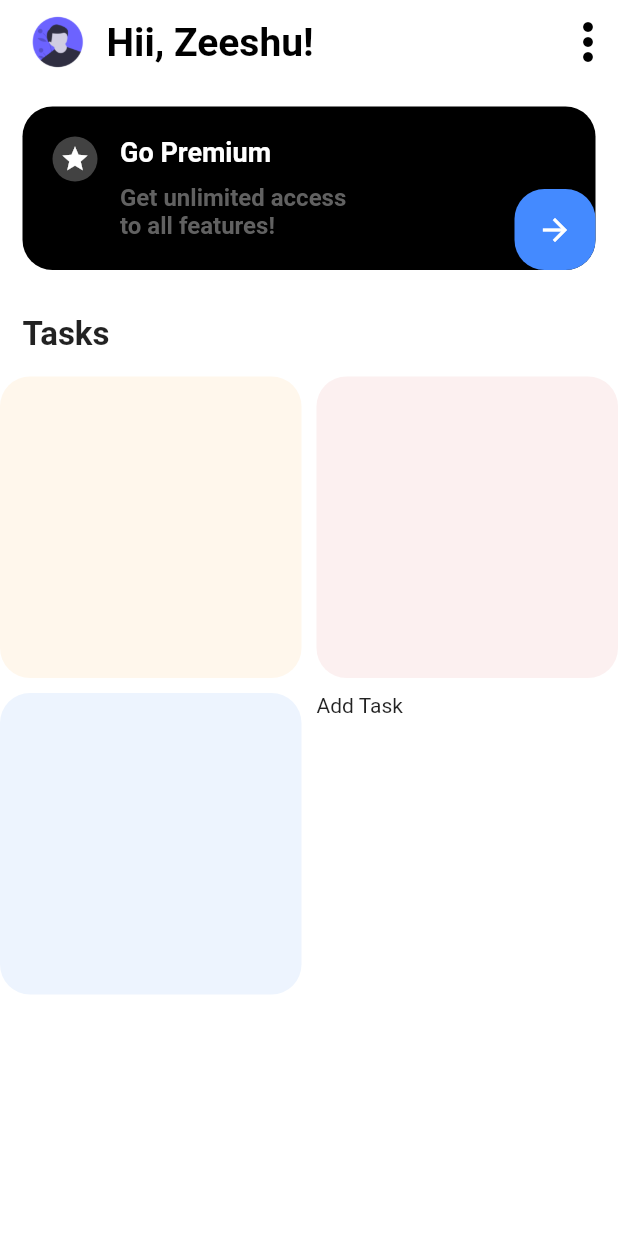
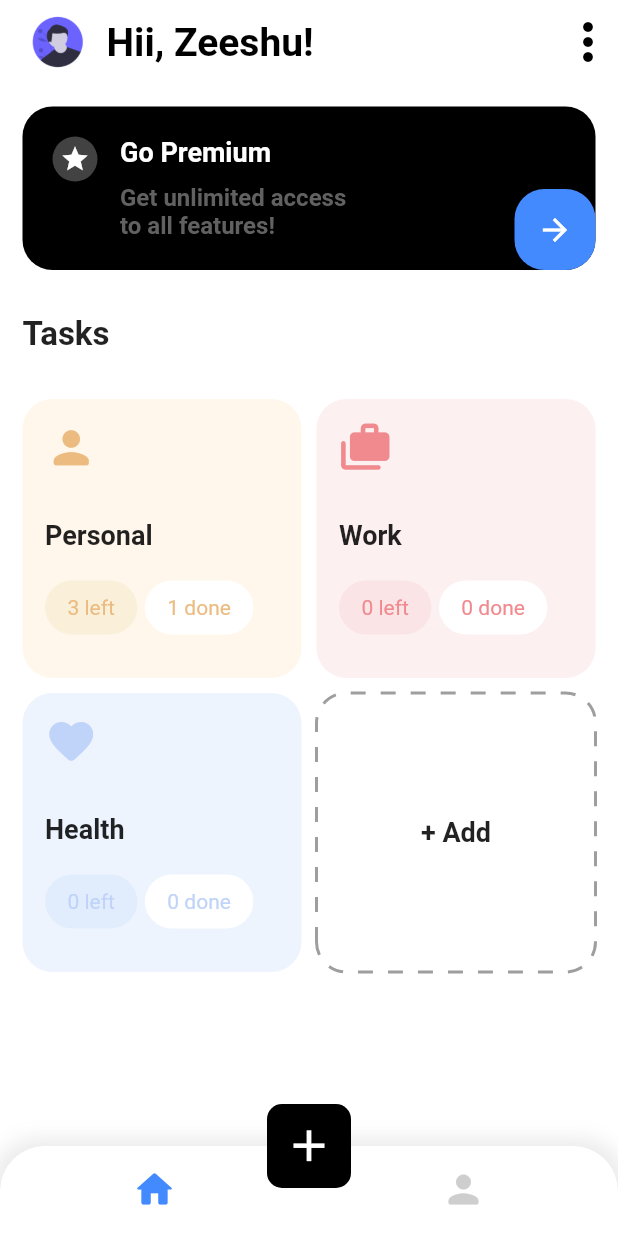
Before and after one commit to Zeeshanunique/task, a Flutter app: the screen it shows after launch, on a phone screen of 412 x 824 dp. Run offline on Flutter 3.47's test engine with Material 2 defaults, Android fonts, the phone set to English and light mode, and no system bars; drawn by our look-alikes of dotted_border.

Commit message:
2nd commit

```diff
--- a/lib/screens/home/home.dart
+++ b/lib/screens/home/home.dart
@@ -23,6 +23,64 @@ class HomePage extends StatelessWidget {
                   style: TextStyle(fontSize: 22, fontWeight: FontWeight.bold))),
           Expanded(child: Tasks())
         ],
+      ),
+      bottomNavigationBar: _buildBottonNavigation(),
+      floatingActionButtonLocation: FloatingActionButtonLocation.centerDocked,
+      floatingActionButton: FloatingActionButton(
+        shape: RoundedRectangleBorder(
+          borderRadius: BorderRadius.circular(10),
+        ),
+        elevation: 0,
+        backgroundColor: Colors.black,
+        onPressed: () {},
+        child: Icon(
+          Icons.add,
+          size: 35,
+        ),
+      ),
+    );
+  }
+
+  Widget _buildBottonNavigation() {
+    return Container(
+      decoration: BoxDecoration(
+          borderRadius: BorderRadius.only(
+              topLeft: Radius.circular(30), topRight: Radius.circular(30)),
+          boxShadow: [
+            BoxShadow(
+              color: Colors.grey.withOpacity(0.2),
+              spreadRadius: 5,
+              blurRadius: 10,
+            )
+          ]),
+      child: ClipRRect(
+        borderRadius: BorderRadius.only(
+          topLeft: Radius.circular(30),
+          topRight: Radius.circular(30),
+        ),
+        // ignore: prefer_const_literals_to_create_immutables
+        child: BottomNavigationBar(
+          backgroundColor: Colors.white,
+          showSelectedLabels: false,
+          showUnselectedLabels: false,
+          selectedItemColor: Colors.blueAccent,
+          unselectedItemColor: Colors.grey.withOpacity(0.5),
+          // ignore: prefer_const_literals_to_create_immutables
+          items: [
+            BottomNavigationBarItem(
+                label: "Home",
+                icon: Icon(
+                  Icons.home_rounded,
+                  size: 30,
+                )),
+            BottomNavigationBarItem(
+                label: "Person",
+                icon: Icon(
+                  Icons.person_rounded,
+                  size: 30,
+                )),
+          ],
+        ),
       ),
     );
   }
--- a/lib/screens/home/widgets/tasks.dart
+++ b/lib/screens/home/widgets/tasks.dart
@@ -1,8 +1,10 @@
-// ignore_for_file: prefer_const_constructors, avoid_unnecessary_containers, use_key_in_widget_constructors, unused_element
+// ignore_for_file: prefer_const_constructors, avoid_unnecessary_containers, use_key_in_widget_constructors, unused_element, prefer_const_literals_to_create_immutables
 
 import 'package:flutter/material.dart';
+import 'package:task/screens/detail/widgets/detail.dart';
 
 import '../../../models/task.dart';
+import 'package:dotted_border/dotted_border.dart';
 
 class Tasks extends StatelessWidget {
   final tasksList = Task.generateTasks();
@@ -12,6 +14,7 @@ class Tasks extends StatelessWidget {
   @override
   Widget build(BuildContext context) {
     return Container(
+      padding: EdgeInsets.all(15),
       child: GridView.builder(
           itemCount: tasksList.length,
           gridDelegate: SliverGridDelegateWithFixedCrossAxisCount(
@@ -23,14 +26,67 @@ class Tasks extends StatelessWidget {
   }
 
   Widget _buildAddTask() {
-    return Text('Add Task');
+    return DottedBorder(
+        borderType: BorderType.RRect,
+        radius: Radius.circular(20),
+        dashPattern: [10, 10],
+        color: Colors.grey,
+        strokeWidth: 2,
+        child: Center(
+          child: Text(
+            '+ Add',
+            style: TextStyle(fontSize: 18, fontWeight: FontWeight.bold),
+          ),
+        ));
   }
 
   Widget _buildTask(BuildContext context, Task task) {
-    return Container(
-      padding: EdgeInsets.all(15),
-      decoration: BoxDecoration(
-          color: task.bgcolor, borderRadius: BorderRadius.circular(20)),
+    return GestureDetector(
+      onTap: () {
+        Navigator.of(context)
+            .push(MaterialPageRoute(builder: (context) => DetailPage(task)));
+      },
+      child: Container(
+          padding: EdgeInsets.all(15),
+          decoration: BoxDecoration(
+              color: task.bgcolor, borderRadius: BorderRadius.circular(20)),
+          child:
+              Column(crossAxisAlignment: CrossAxisAlignment.start, children: [
+            Icon(
+              task.iconData,
+              color: task.iconcolor,
+              size: 35,
+            ),
+            SizedBox(height: 30),
+            Text(
+              task.title!,
+              style: TextStyle(fontSize: 18, fontWeight: FontWeight.bold),
+            ),
+            SizedBox(
+              height: 20,
+            ),
+            Row(
+              children: [
+                _buildTaskStatus(
+                    task.btncolor!, task.iconcolor!, '${task.left} left'),
+                SizedBox(width: 5),
+                _buildTaskStatus(
+                    Colors.white, task.iconcolor!, '${task.done} done')
+              ],
+            )
+          ])),
     );
   }
 }
+
+Widget _buildTaskStatus(Color bgcolor, Color txtColor, String text) {
+  return Container(
+    padding: EdgeInsets.symmetric(horizontal: 15, vertical: 10),
+    decoration:
+        BoxDecoration(color: bgcolor, borderRadius: BorderRadius.circular(20)),
+    child: Text(
+      text,
+      style: TextStyle(color: txtColor),
+    ),
+  );
+}
--- a/pubspec.yaml
+++ b/pubspec.yaml
@@ -34,6 +34,7 @@ dependencies:
   # The following adds the Cupertino Icons font to your application.
   # Use with the CupertinoIcons class for iOS style icons.
   cupertino_icons: ^1.0.2
+  dotted_border: ^2.0.0+2
 
 dev_dependencies:
   flutter_test:
```
Also changed, not shown: lib/screens/detail/widgets/detail.dart (added, +58 -0 lines), pubspec.lock.
